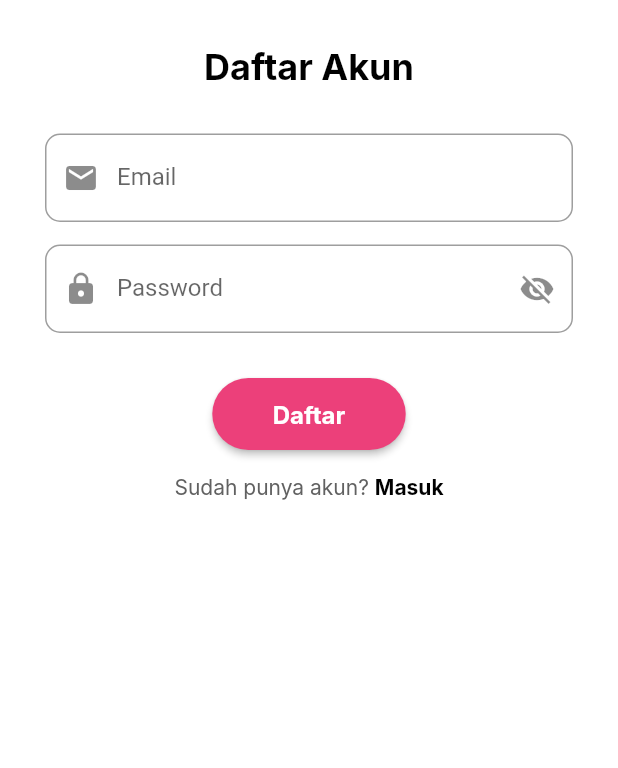
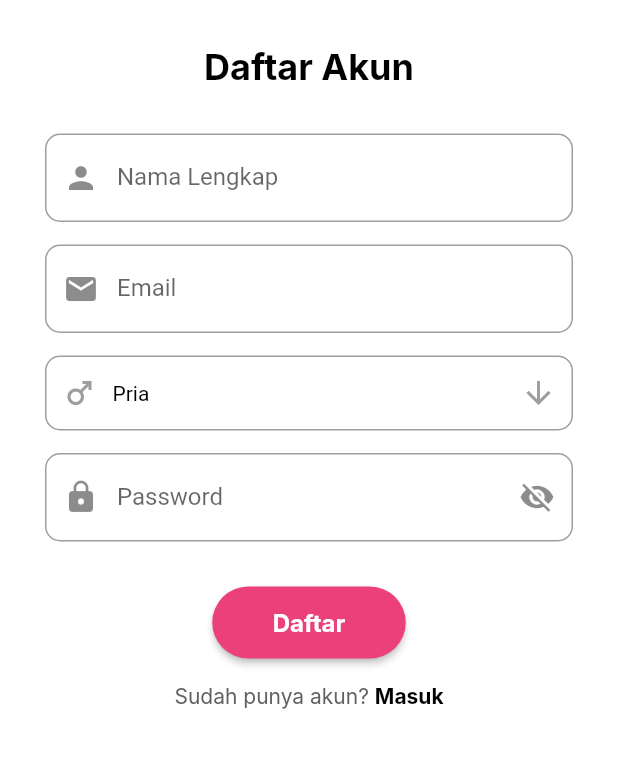
Before and after one commit to galihtra/SafeReport, a Flutter app: the SignUpScreen screen opened directly, on a phone screen of 412 x 824 dp, the part 225-993 px from its top. Run offline on Flutter 3.47's test engine with Material 2 defaults, Android fonts, the phone set to English and light mode, and no system bars; our stand-ins replace firebase_auth, firebase_core; accounts and stored records are empty; network calls fail; Roboto replaces fonts that are missing (Inter).

Commit message:
rapihin ui signup

```diff
--- /dev/null
+++ b/lib/model/user_model.dart
@@ -0,0 +1,31 @@
+class User {
+  String? uid;
+  String? name;
+  String? email;
+  String? gender;
+
+  User({
+    required this.uid,
+    required this.name,
+    required this.email,
+    required this.gender,
+  });
+
+  factory User.fromMap(Map<String, dynamic> data) {
+    return User(
+      uid: data['uid'],
+      name: data['name'],
+      email: data['email'],
+      gender: data['gender'],
+    );
+  }
+
+  Map<String, dynamic> toMap() {
+    return {
+      'uid': uid,
+      'name': name,
+      'email': email,
+      'gender': gender,
+    };
+  }
+}
--- a/lib/screens/signup_screen.dart
+++ b/lib/screens/signup_screen.dart
@@ -12,14 +12,17 @@ class SignUpScreen extends StatefulWidget {
 
 class _SignUpScreenState extends State<SignUpScreen> {
   bool isHidden = true;
+  final TextEditingController _nameController = TextEditingController();
   final TextEditingController _emailController = TextEditingController();
   final TextEditingController _passwordController = TextEditingController();
+  String gender = 'Pria';
 
   @override
   Widget build(BuildContext context) {
     return Scaffold(
       backgroundColor: Colors.white,
-      body: SafeArea(
+      body: SingleChildScrollView(
+        child: SafeArea(
           child: Column(
             children: <Widget>[
               Container(
@@ -49,6 +52,30 @@ class _SignUpScreenState extends State<SignUpScreen> {
                 child: Column(
                   children: <Widget>[
                     TextFormField(
+                      controller: _nameController,
+                      decoration: InputDecoration(
+                        labelText: 'Nama Lengkap',
+                        hintText: 'Masukkan nama lengkap',
+                        prefixIcon: const Icon(Icons.person),
+                        // Rest of decoration...
+                        enabledBorder: OutlineInputBorder(
+                          borderRadius: BorderRadius.circular(10),
+                          borderSide: const BorderSide(
+                            color: Colors.grey,
+                            width: 1,
+                          ),
+                        ),
+                        focusedBorder: OutlineInputBorder(
+                          borderRadius: BorderRadius.circular(10),
+                          borderSide: const BorderSide(
+                            color: Colors.blue,
+                            width: 1,
+                          ),
+                        ),
+                      ),
+                    ),
+                    const SizedBox(height: 15),
+                    TextFormField(
                       controller: _emailController,
                       decoration: InputDecoration(
                         labelText: 'Email',
@@ -71,6 +98,48 @@ class _SignUpScreenState extends State<SignUpScreen> {
                       ),
                     ),
                     const SizedBox(height: 15),
+                    Container(
+                      padding: EdgeInsets.symmetric(horizontal: 10),
+                      decoration: BoxDecoration(
+                        borderRadius: BorderRadius.circular(10),
+                        border: Border.all(
+                          color: Colors.grey,
+                          width: 1,
+                        ),
+                      ),
+                      child: DropdownButtonHideUnderline(
+                        child: DropdownButton<String>(
+                          value: gender,
+                          isExpanded: true,
+                          icon: const Icon(Icons.arrow_downward,
+                              color: Colors.grey),
+                          iconSize: 24,
+                          style: TextStyle(color: Colors.black),
+                          onChanged: (String? newValue) {
+                            setState(() {
+                              gender = newValue!;
+                            });
+                          },
+                          items: <String>['Pria', 'Wanita']
+                              .map<DropdownMenuItem<String>>((String value) {
+                            return DropdownMenuItem<String>(
+                              value: value,
+                              child: Row(
+                                children: <Widget>[
+                                  Icon(
+                                    value == 'Pria' ? Icons.male : Icons.female,
+                                    color: Colors.grey,
+                                  ),
+                                  const SizedBox(width: 10),
+                                  Text(value),
+                                ],
+                              ),
+                            );
+                          }).toList(),
+                        ),
+                      ),
+                    ),
+                    const SizedBox(height: 15),
                     TextFormField(
                       controller: _passwordController,
                       decoration: InputDecoration(
@@ -83,8 +152,9 @@ class _SignUpScreenState extends State<SignUpScreen> {
                               isHidden = !isHidden;
                             });
                           },
-                        icon: Icon(
-                            isHidden ? Icons.visibility_off : Icons.visibility),
+                          icon: Icon(isHidden
+                              ? Icons.visibility_off
+                              : Icons.visibility),
                         ),
                         enabledBorder: OutlineInputBorder(
                           borderRadius: BorderRadius.circular(10),
@@ -179,6 +249,7 @@ class _SignUpScreenState extends State<SignUpScreen> {
             ],
           ),
         ),
+      ),
     );
   }
 }
```
Lines whose indentation alone changed are shown as unchanged.
